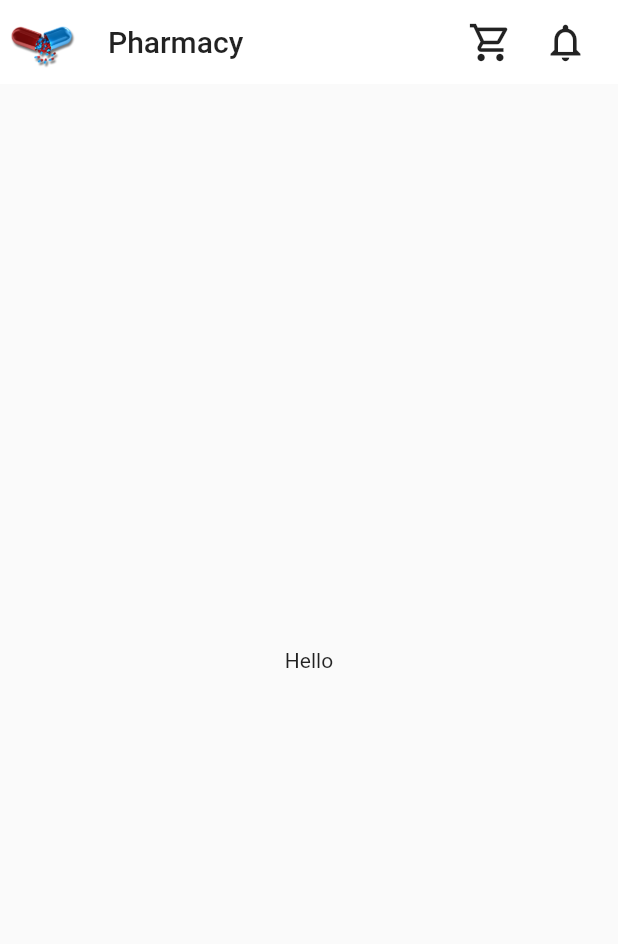
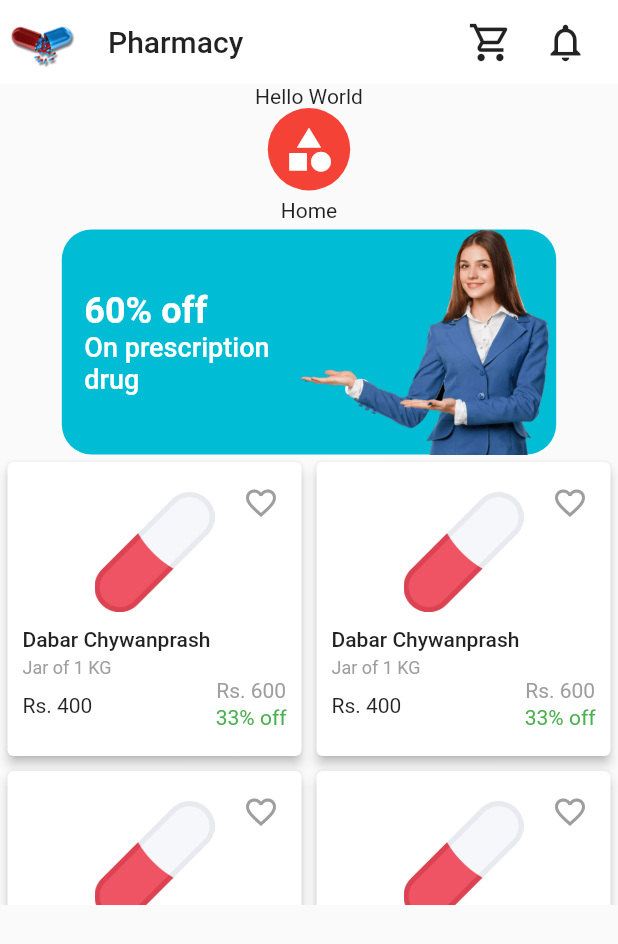
Before and after one commit to ravikesh4/pharmacy-flutter-app, a Flutter app: the HomeScreen screen opened directly, on a phone screen of 412 x 824 dp. Shown: the top 944 px of the screen. Run offline on Flutter 3.47's test engine with Material 2 defaults, Android fonts, the phone set to English and light mode, and no system bars; our stand-ins replace awesome_dialog, intro_slider; missing offline and left inert: otp_screen.

Commit message:
widget-design

```diff
--- /dev/null
+++ b/lib/components/adsSlideCardComponent.dart
@@ -0,0 +1,45 @@
+import 'package:flutter/material.dart';
+import 'package:flutter/widgets.dart';
+
+Widget adsSlideCardComponent(
+    BuildContext context, Color colors, String title, String description,
+    {String imageUrl}) {
+  return Container(
+    height: 150,
+    padding: EdgeInsets.only(left: 15, right: 5),
+    width: MediaQuery.of(context).size.width * 0.8,
+    decoration: BoxDecoration(
+      color: colors,
+      borderRadius: BorderRadius.circular(20),
+    ),
+    child: Row(
+      children: [
+        Expanded(
+          child: Column(
+            mainAxisAlignment: MainAxisAlignment.center,
+            crossAxisAlignment: CrossAxisAlignment.start,
+            children: [
+              Container(
+                child: Text(
+                  title,
+                  style: Theme.of(context).textTheme.headline5.copyWith(
+                      fontWeight: FontWeight.w600, color: Colors.white),
+                ),
+              ),
+              Container(
+                child: Text(description,
+                    style: Theme.of(context)
+                        .textTheme
+                        .bodyText1
+                        .copyWith(color: Colors.white, fontSize: 18)),
+              ),
+            ],
+          ),
+        ),
+        imageUrl == null
+            ? Image.asset('assets/images/ads1.png')
+            : Image.network(imageUrl),
+      ],
+    ),
+  );
+}
--- /dev/null
+++ b/lib/components/categoryShopComponent.dart
@@ -0,0 +1,27 @@
+import 'package:flutter/material.dart';
+import 'package:flutter/widgets.dart';
+
+Widget categoryShopComponent(
+    BuildContext context, Color colors, IconData icon, String text) {
+  return Column(
+    children: [
+      Container(
+        height: 55,
+        width: 55,
+        decoration: BoxDecoration(
+            color: colors, borderRadius: BorderRadius.circular(100)),
+        child: Icon(
+          icon,
+          color: Colors.white,
+          size: 35,
+        ),
+      ),
+      Container(
+        padding: EdgeInsets.symmetric(vertical: 5),
+        child: Text(
+          text,
+        ),
+      )
+    ],
+  );
+}
--- /dev/null
+++ b/lib/components/productComponent.dart
@@ -0,0 +1,135 @@
+import 'package:flutter/material.dart';
+import 'package:flutter/widgets.dart';
+
+class ProductComponent extends StatefulWidget {
+  final String title;
+  final String quantitylabel;
+  final String bestPrice;
+  final String mrp;
+  final String offer;
+  final String imageUrl;
+  const ProductComponent({
+    Key key,
+    this.title,
+    this.quantitylabel,
+    this.bestPrice,
+    this.mrp,
+    this.offer,
+    this.imageUrl,
+  }) : super(key: key);
+
+  @override
+  _ProductComponentState createState() => _ProductComponentState();
+}
+
+class _ProductComponentState extends State<ProductComponent> {
+  bool liked = false;
+  @override
+  Widget build(BuildContext context) {
+    return GridView.builder(
+        itemCount: 10,
+        gridDelegate:
+            SliverGridDelegateWithFixedCrossAxisCount(crossAxisCount: 2),
+        itemBuilder: (context, snapshot) {
+          return Container(
+            child: Card(
+              margin: EdgeInsets.all(5),
+              elevation: 3,
+              child: Container(
+                padding: EdgeInsets.all(10),
+                height: 200,
+                child: Column(
+                  crossAxisAlignment: CrossAxisAlignment.start,
+                  children: [
+                    Stack(
+                      children: [
+                        widget.imageUrl == null
+                            ? Container(
+                                padding: EdgeInsets.all(10),
+                                child: Image.asset(
+                                  'assets/images/pills.png',
+                                  width: MediaQuery.of(context).size.width,
+                                  height: 80,
+                                ),
+                              )
+                            : Image.network(
+                                widget.imageUrl,
+                                width: MediaQuery.of(context).size.width,
+                                height: 100,
+                              ),
+                        Positioned(
+                          right: 5,
+                          top: 5,
+                          child: InkWell(
+                            onTap: () {
+                              setState(() {
+                                liked = !liked;
+                              });
+                            },
+                            child: liked
+                                ? Icon(
+                                    Icons.favorite,
+                                    color: Colors.orange,
+                                  )
+                                : Icon(
+                                    Icons.favorite_border,
+                                    color: Colors.grey,
+                                  ),
+                          ),
+                        ),
+                      ],
+                    ),
+                    Container(
+                      padding: EdgeInsets.only(bottom: 4),
+                      child: Text(
+                        widget.title,
+                        style: Theme.of(context).textTheme.bodyText1,
+                      ),
+                    ),
+                    Container(
+                      child: Text(
+                        widget.quantitylabel,
+                        style: TextStyle(
+                          fontSize: 12,
+                          color: Colors.grey,
+                        ),
+                      ),
+                    ),
+                    Row(
+                      mainAxisAlignment: MainAxisAlignment.spaceBetween,
+                      children: [
+                        Container(
+                          child: Text('Rs. ${widget.bestPrice}'),
+                        ),
+                        Column(
+                          children: [
+                            widget.mrp == null
+                                ? Container()
+                                : Container(
+                                    padding: EdgeInsets.only(bottom: 2),
+                                    child: Text(
+                                      'Rs. ${widget.mrp}',
+                                      style: TextStyle(color: Colors.grey),
+                                    ),
+                                  ),
+                            widget.offer == null
+                                ? Container()
+                                : Container(
+                                    padding: EdgeInsets.only(bottom: 2),
+                                    child: Text(
+                                      '${widget.offer}',
+                                      style: TextStyle(color: Colors.green),
+                                    ),
+                                  ),
+                          ],
+                        ),
+                      ],
+                    )
+                  ],
+                ),
+              ),
+            ),
+          );
+        });
+  }
+}
--- a/lib/screens/homeScreen.dart
+++ b/lib/screens/homeScreen.dart
@@ -1,7 +1,7 @@
 import 'package:flutter/material.dart';
-import 'package:pharmacy/screens/loginScreen.dart';
-import 'package:pharmacy/utils/customButton.dart';
-import 'package:pharmacy/utils/inputfield.dart';
+import 'package:pharmacy/components/adsSlideCardComponent.dart';
+import 'package:pharmacy/components/categoryShopComponent.dart';
+import 'package:pharmacy/components/productComponent.dart';
 
 class HomeScreen extends StatefulWidget {
   @override
@@ -38,8 +38,25 @@ class _HomeScreenState extends State<HomeScreen> {
               )),
         ],
       ),
-      body: Center(
-        child: Text('Hello'),
+      body: Column(
+        children: [
+          Center(
+            child: Text('Hello World'),
+          ),
+          categoryShopComponent(
+              context, Colors.red, Icons.category_sharp, 'Home'),
+          adsSlideCardComponent(
+              context, Colors.cyan, '60% off', 'On prescription drug'),
+          Container(
+            height: 300,
+            child: ProductComponent(
+                title: 'Dabar Chywanprash',
+                quantitylabel: 'Jar of 1 KG',
+                bestPrice: '400',
+                mrp: '600',
+                offer: '33% off'),
+          ),
+        ],
       ),
     );
   }
--- a/pubspec.yaml
+++ b/pubspec.yaml
@@ -45,6 +45,7 @@ flutter:
   assets:
     - assets/
     - assets/images/
+    - assets/images/products/
     - assets/images/phone_number.png
   # An image asset can refer to one or more resolution-specific "variants", see
   # https://flutter.dev/assets-and-images/#resolution-aware.
```
